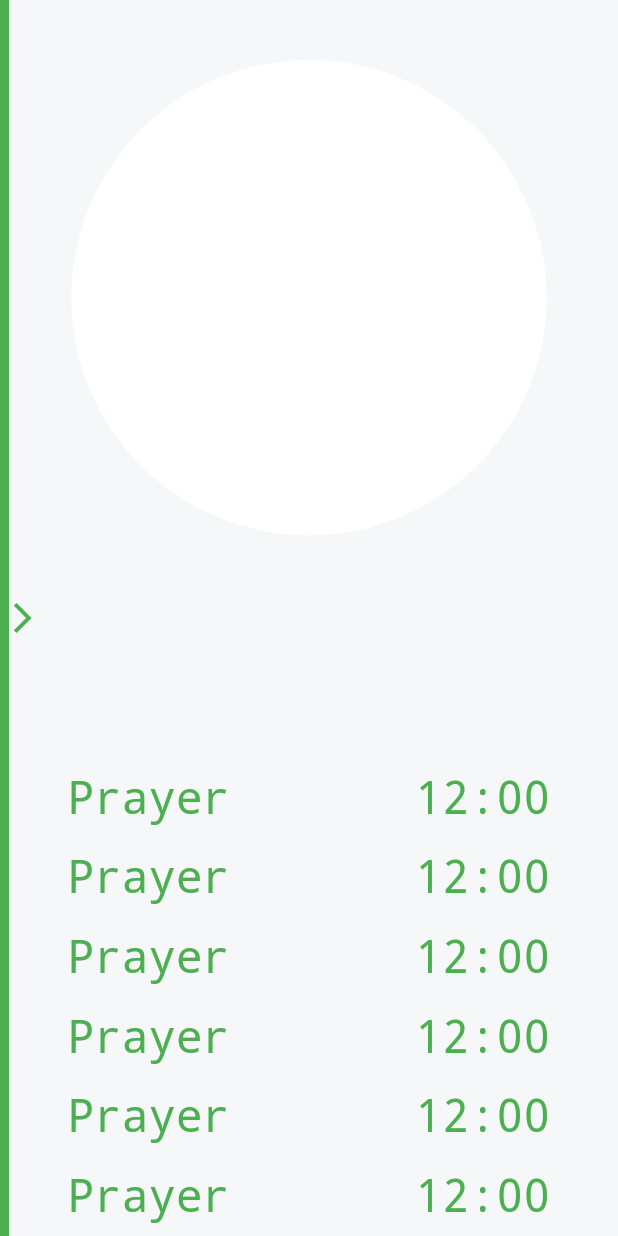
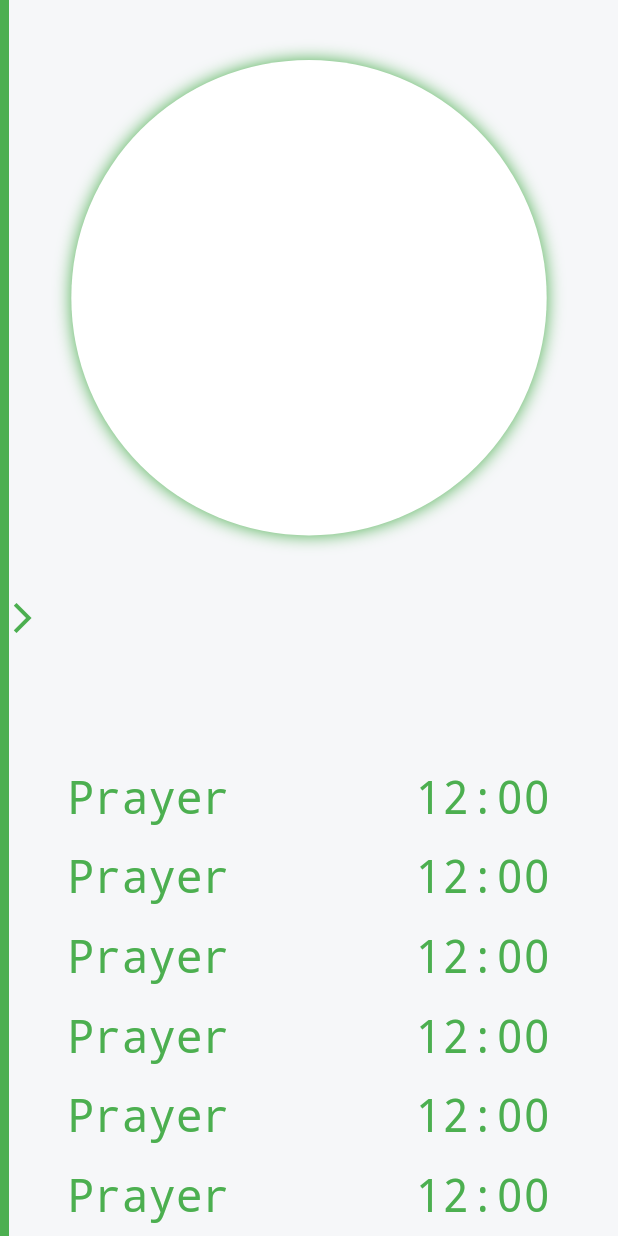
Before and after one commit to burhanhaq/SimpleAzaan, a Flutter app: the screen it shows after launch, on a phone screen of 412 x 824 dp. Run offline on Flutter 3.47's test engine with Material 2 defaults, Android fonts, the phone set to English and light mode, and no system bars; network calls fail.

Commit message:
Add green shadow for clock dial

```diff
--- a/lib/clock_dial_widget.dart
+++ b/lib/clock_dial_widget.dart
@@ -17,9 +17,14 @@ class _ClockDialState extends State<ClockDial> {
       height: clockDiameter,
       width: clockDiameter,
       decoration: const BoxDecoration(
-        shape: BoxShape.circle,
-        color: Color(0xffffffff),
-      ),
+          shape: BoxShape.circle,
+          color: Color(0xffffffff),
+          boxShadow: [
+            BoxShadow(
+              color: Colors.green,
+              blurRadius: 9,
+            )
+          ]),
     );
   }
 }
```
